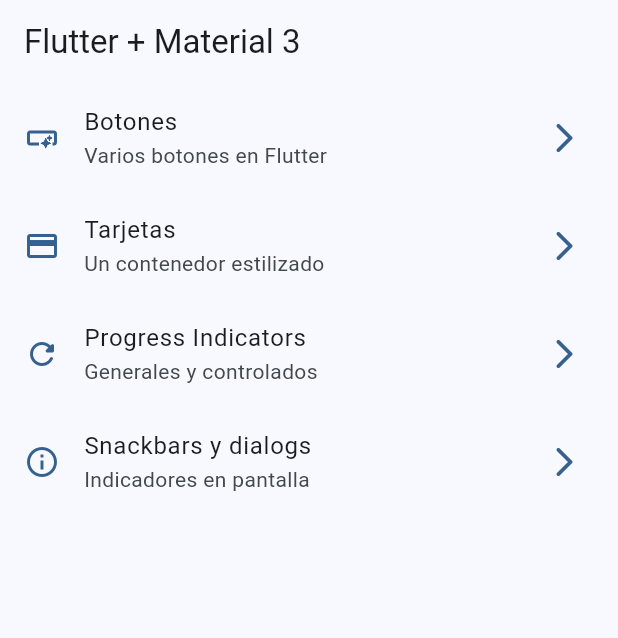
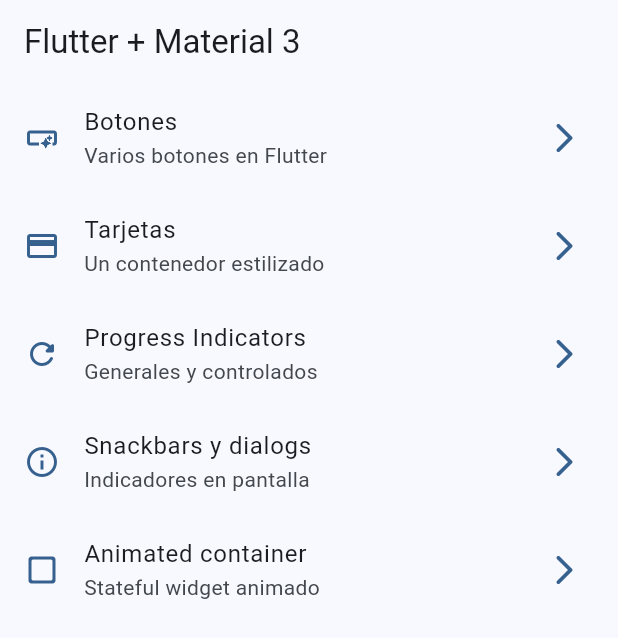
Before and after one commit to jhhumanes/widgets_app, a Flutter app: the screen it shows after launch, on a phone screen of 412 x 824 dp. Shown: the top 638 px of the screen. Run offline on Flutter 3.47's test engine with Material 2 defaults, Android fonts, the phone set to English and light mode, and no system bars; our stand-ins replace go_router.

Commit message:
Animated Container.

```diff
--- a/lib/config/menu/menu_items.dart
+++ b/lib/config/menu/menu_items.dart
@@ -35,4 +35,9 @@ const appMenuItems = <MenuItem>[
     subtitle: 'Indicadores en pantalla',
     link: '/snackbars',
     icon: Icons.info_outline),
+  MenuItem(
+    title: 'Animated container',
+    subtitle: 'Stateful widget animado',
+    link: '/animated',
+    icon: Icons.check_box_outline_blank_rounded),
 ];
--- a/lib/config/router/app_router.dart
+++ b/lib/config/router/app_router.dart
@@ -29,5 +29,10 @@ final appRouter = GoRouter(
       path: '/snackbars',
       builder: (context, state) => const SnackbarScreen(),
     ),
+    GoRoute(
+      name: AnimatedScreen.name,
+      path: '/animated',
+      builder: (context, state) => const AnimatedScreen(),
+    ),
   ]
 );
```
Also changed, not shown: lib/ui/screens/animated/animated_screen.dart (+49 -2 lines).
